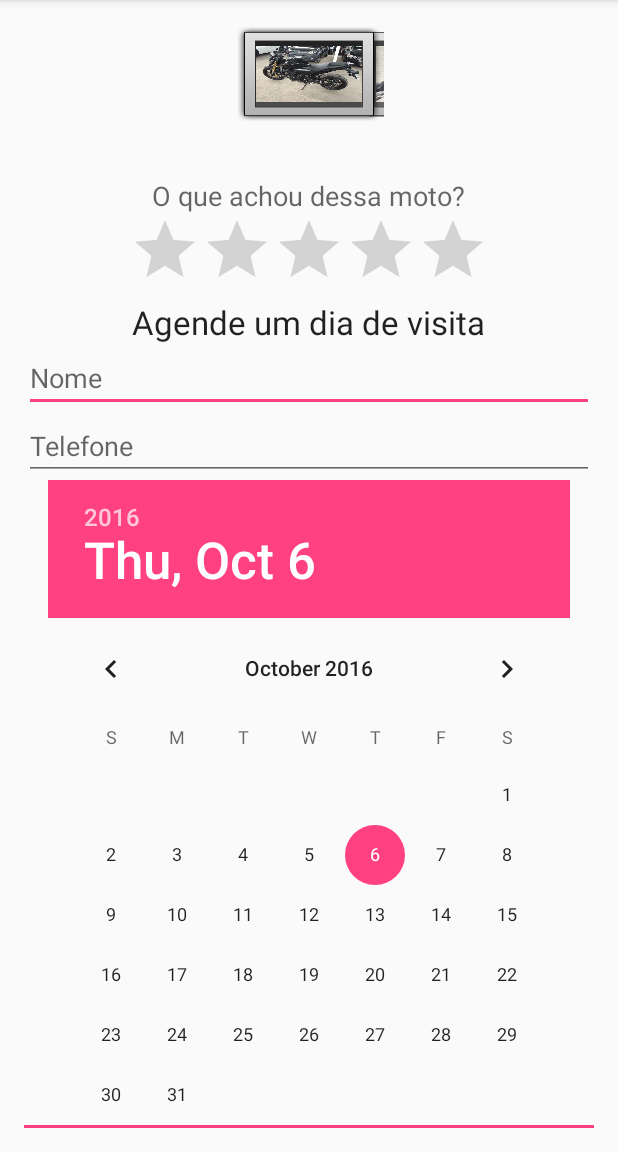
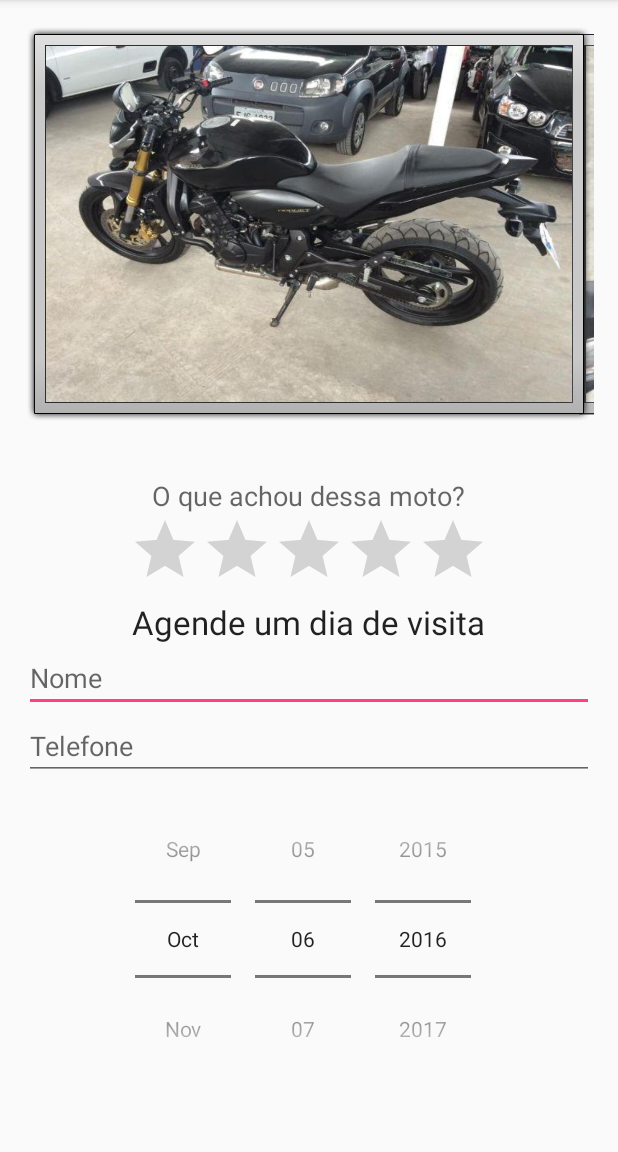
Before and after one commit to cm-java-android/20162-Laboratorio06, an Android app: the screen it shows after launch (PrincipalActivity), on a phone screen of 412 x 824 dp, the part 84-1236 px from its top. Run offline under Robolectric (Android 15) with nearby library versions, the phone set to English and light mode, and no system bars.

Commit message:
Alteração na forma que as imagens são apresentadas na tela

```diff
--- a/app/src/main/java/br/java/android/lojademotos/AdaptadorImagens.java
+++ b/app/src/main/java/br/java/android/lojademotos/AdaptadorImagens.java
@@ -47,7 +47,7 @@ public class AdaptadorImagens extends BaseAdapter {
         ImageView imagem = new ImageView(contexto);
 
         imagem.setImageResource(minhasIdsImagem[i]);
-        imagem.setLayoutParams(new Gallery.LayoutParams(150,100));
+        imagem.setLayoutParams(new Gallery.LayoutParams(ViewGroup.LayoutParams.MATCH_PARENT,400));
         imagem.setScaleType(ImageView.ScaleType.FIT_XY);
         imagem.setBackgroundResource(itensMinhaGaleria);
 
--- a/app/src/main/res/layout/activity_principal.xml
+++ b/app/src/main/res/layout/activity_principal.xml
@@ -48,7 +48,7 @@
         android:layout_centerHorizontal="true" />
 
     <ScrollView
-        android:layout_width="wrap_content"
+        android:layout_width="match_parent"
         android:layout_height="wrap_content"
         android:id="@+id/scrollView"
         android:layout_below="@+id/textView2"
@@ -81,12 +81,15 @@
                 android:layout_height="wrap_content"
                 android:id="@+id/datePicker"
                 android:layout_gravity="center_horizontal"
-                android:calendarViewShown="false" />
+                android:calendarViewShown="false"
+                android:datePickerMode="spinner"/>
 
             <TimePicker
                 android:layout_width="wrap_content"
                 android:layout_height="wrap_content"
-                android:id="@+id/timePicker" />
+                android:layout_gravity="center_horizontal"
+                android:id="@+id/timePicker"
+                android:timePickerMode="spinner"/>
         </LinearLayout>
     </ScrollView>
 
```
